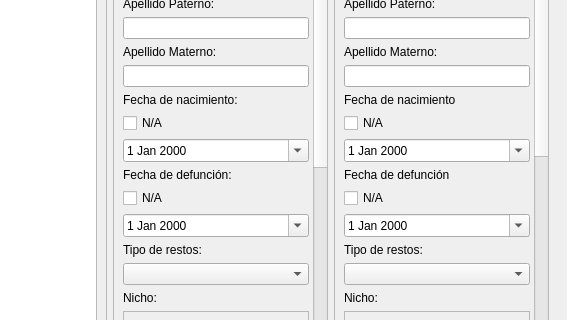
Qt form enduring_chambers/niches/view/ui/main_window.ui (degorck/enduring-chambers) before a commit; both pictures show x 252 to 819 and y 219 to 539 of the 819 by 631 pixel window.
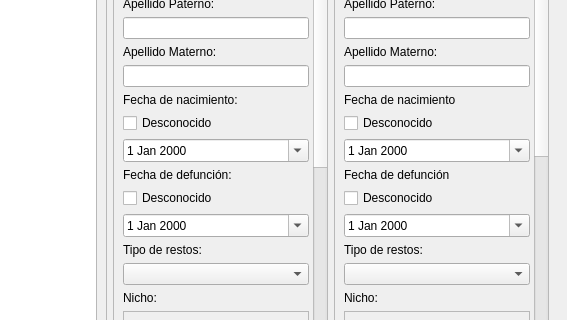
The same form after that commit. The open tabs and pages were chosen to show the change. Icons and pictures are not drawn.

Commit message: is_donated works creating and updating niches

What changed in the file:
```diff
--- a/enduring_chambers/niches/view/ui/main_window.ui
+++ b/enduring_chambers/niches/view/ui/main_window.ui
@@ -795,7 +795,7 @@
             <rect>
              <x>0</x>
              <y>0</y>
-             <width>196</width>
+             <width>194</width>
              <height>872</height>
             </rect>
            </property>
@@ -885,7 +885,7 @@
             <item>
              <widget class="QCheckBox" name="checkBox_modify_deceased_birth_date">
               <property name="text">
-               <string>N/A</string>
+               <string>Desconocido</string>
               </property>
              </widget>
             </item>
@@ -906,7 +906,7 @@
             <item>
              <widget class="QCheckBox" name="checkBox_modify_deceased_death_date">
               <property name="text">
-               <string>N/A</string>
+               <string>Desconocido</string>
               </property>
              </widget>
             </item>
@@ -1132,7 +1132,7 @@
             <rect>
              <x>0</x>
              <y>0</y>
-             <width>196</width>
+             <width>194</width>
              <height>842</height>
             </rect>
            </property>
@@ -1222,7 +1222,7 @@
             <item>
              <widget class="QCheckBox" name="checkbox_create_deceased_birth_date">
               <property name="text">
-               <string>N/A</string>
+               <string>Desconocido</string>
               </property>
              </widget>
             </item>
@@ -1243,7 +1243,7 @@
             <item>
              <widget class="QCheckBox" name="checkBox_create_deceased_death_date">
               <property name="text">
-               <string>N/A</string>
+               <string>Desconocido</string>
               </property>
              </widget>
             </item>
```
Left out of the diff: 60 changed lines with no effect on the pictures. The commit also changes 2 other files.
